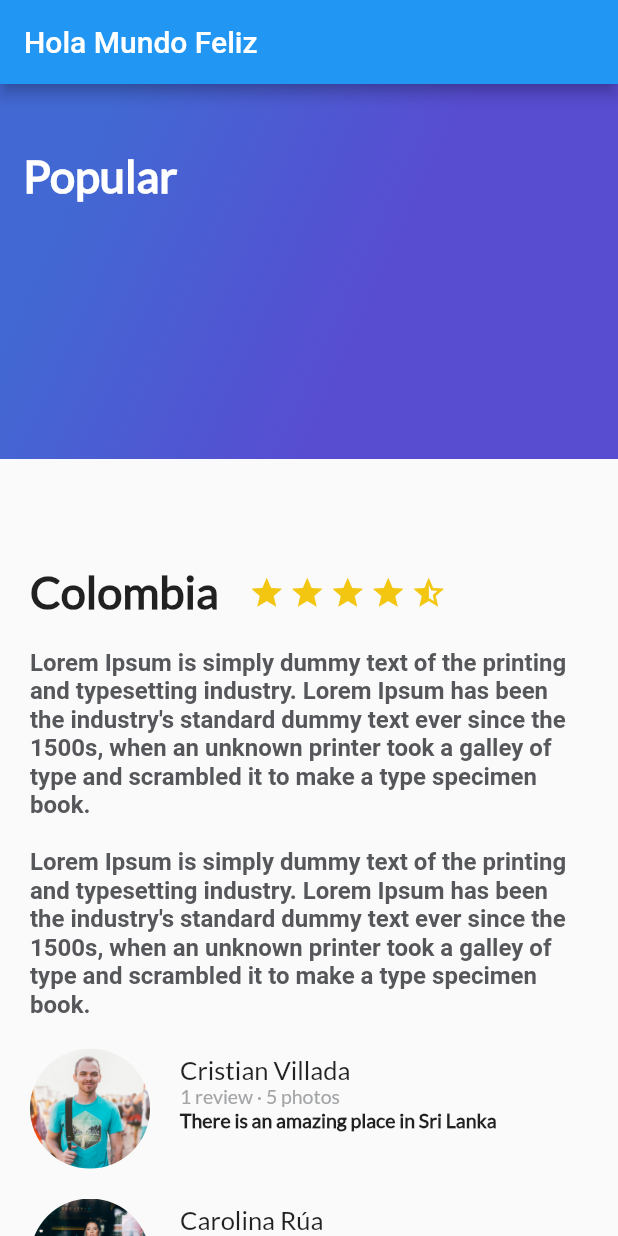
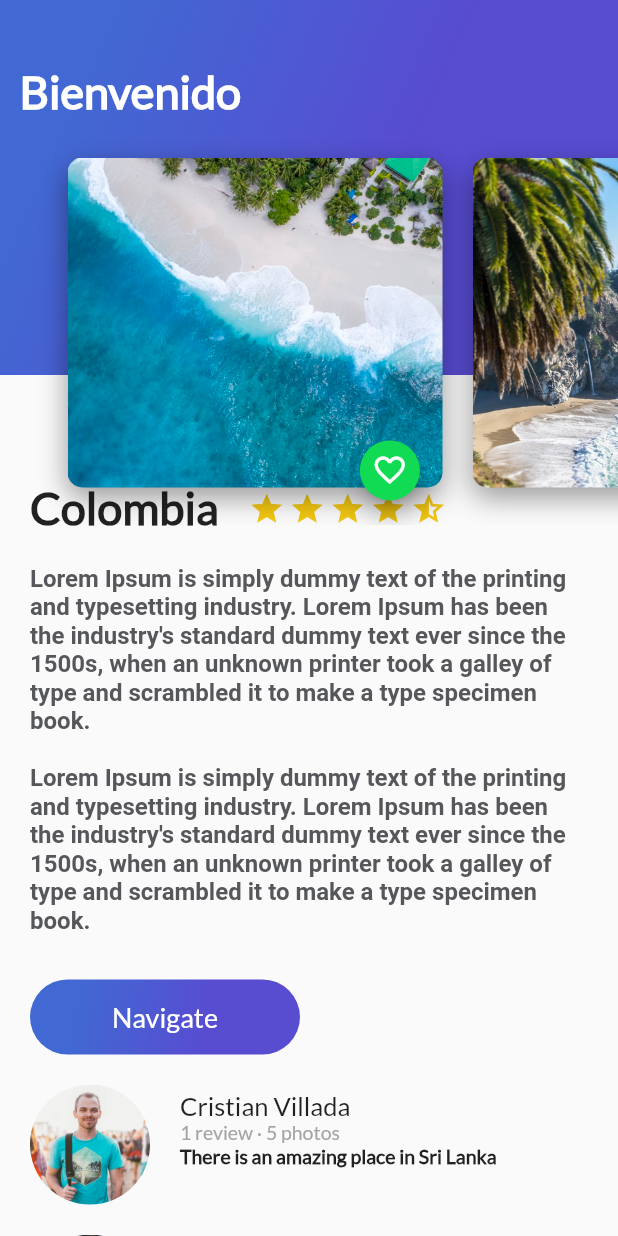
Before and after one commit to cristianmilo07/flutter_aprendizaje_uno, a Flutter app: the screen it shows after launch, on a phone screen of 412 x 824 dp. Run offline on Flutter 3.47's test engine with Material 2 defaults, Android fonts, the phone set to English and light mode, and no system bars.

Commit message:
Se agrega funcionalidad de hacer boton y agregue a mis favoritos

```diff
--- /dev/null
+++ b/lib/Button_purple.dart
@@ -0,0 +1,61 @@
+import 'package:flutter/material.dart';
+
+
+class ButtonPurple extends StatelessWidget {
+
+  String buttonText = "Navigate";
+
+  ButtonPurple(this.buttonText);
+
+  @override
+  Widget build(BuildContext context) {
+    // TODO: implement build
+    return InkWell(
+      onTap: () {
+        Scaffold.of(context).showSnackBar(
+            SnackBar(
+              content: Text("Navegando"),
+            )
+        );
+      },
+      child: Container(
+        margin: EdgeInsets.only(
+            top: 30.0,
+            left: 20.0,
+            right: 20.0
+        ),
+        height: 50.0,
+        width: 180.0,
+        decoration: BoxDecoration(
+            borderRadius: BorderRadius.circular(30.0),
+            gradient: LinearGradient(
+                colors: [
+                  Color(0xFF4268D3),
+                  Color(0xFF584CD1)
+                ],
+                begin: FractionalOffset(0.2, 0.0),
+                end: FractionalOffset(1.0, 0.6),
+                stops: [0.0, 0.6],
+                tileMode: TileMode.clamp
+
+            )
+
+        ),
+
+        child: Center(
+          child: Text(
+            buttonText,
+            style: TextStyle(
+                fontSize: 18.0,
+                fontFamily: "Lato",
+                color: Colors.white
+            ),
+
+          ),
+        ),
+
+      ),
+    );
+  }
+
+}
--- a/lib/card_image.dart
+++ b/lib/card_image.dart
@@ -1,4 +1,5 @@
 import 'package:flutter/material.dart';
+import 'floating_action_button_green.dart';
 
 class  CardImage extends StatelessWidget {
 
@@ -37,7 +38,13 @@ class  CardImage extends StatelessWidget {
       ),
     );
 
-    return card;
+    return Stack(
+      alignment: Alignment(0.9,1.1),
+      children: <Widget>[
+        card,
+        FloatingActionButtonGreen()
+      ],
+    );
   }
 
-}{}
+}
--- a/lib/description_place.dart
+++ b/lib/description_place.dart
@@ -1,4 +1,5 @@
 import 'package:flutter/material.dart';
+import 'Button_purple.dart';
 
 class DescriptionPlace extends StatelessWidget {
 
@@ -100,9 +101,11 @@ class DescriptionPlace extends StatelessWidget {
     );
 
     return Column(
+      crossAxisAlignment: CrossAxisAlignment.start,
       children: <Widget>[
         title_stars,
-        description
+        description,
+        ButtonPurple('Navigate')
       ],
     );
 
--- /dev/null
+++ b/lib/floating_action_button_green.dart
@@ -0,0 +1,38 @@
+import 'package:flutter/material.dart';
+
+class FloatingActionButtonGreen extends StatefulWidget {
+  @override
+  State<StatefulWidget> createState() {
+    // TODO: implement createState
+    return _FloatingActionButtonGreen();
+  }
+
+}
+
+
+class _FloatingActionButtonGreen extends State<FloatingActionButtonGreen> {
+
+  void onPressedFav(){
+    Scaffold.of(context).showSnackBar(
+        SnackBar(
+          content: Text("Agregaste a tus Favoritos"),
+        )
+    );
+
+  }
+
+  @override
+  Widget build(BuildContext context) {
+    // TODO: implement build
+    return FloatingActionButton(
+      backgroundColor: Color(0xFF11DA53),
+      mini: true,
+      tooltip: "Fav",
+      onPressed: onPressedFav,
+      child: Icon(
+          Icons.favorite_border
+      ),
+    );
+  }
+
+}
--- a/lib/main.dart
+++ b/lib/main.dart
@@ -1,3 +1,4 @@
+import 'package:aprendizaje/header_appbar.dart';
 import 'package:flutter/material.dart';
 import 'description_place.dart';
 import 'review_list.dart';
@@ -32,9 +33,6 @@ class MyApp extends StatelessWidget {
         primarySwatch: Colors.blue,
       ),
         home: Scaffold(
-          appBar: AppBar(
-            title: Text("Hola Mundo Feliz"),
-          ),
           //body: new DescriptionPlace("Bahamas", 4, descriptionDummy),
           body: Stack(
             children: <Widget>[
@@ -44,7 +42,7 @@ class MyApp extends StatelessWidget {
                   ReviewList()
                 ],
               ),
-              GradientBack('Popular')
+              HeaderAppBar()
             ],
           )
         )//MyHomePage(title: 'Flutter Demo Home Page'),
```
